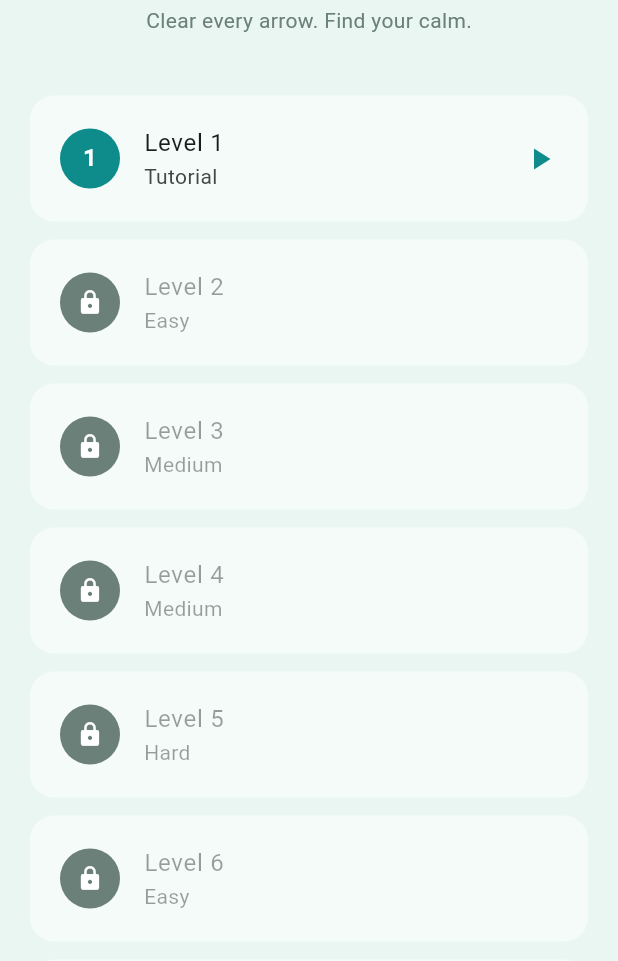
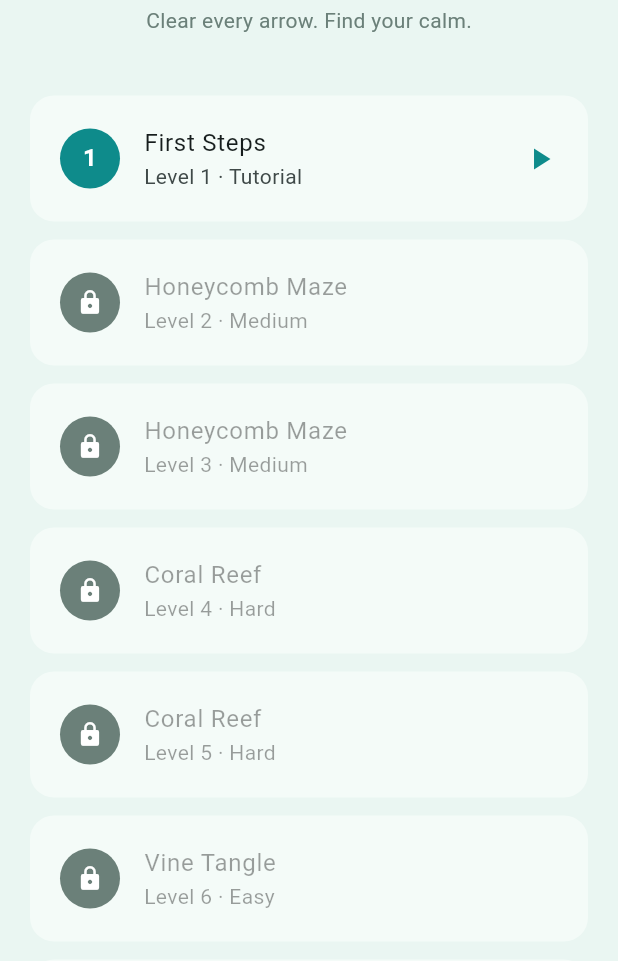
Before and after one commit to faria-islam-mily/Arrows_pro, a Flutter app: the screen it shows after launch, after a tap on the "card giftcard" icon, on a phone screen of 412 x 824 dp, the part 275-1236 px from its top. Run offline on Flutter 3.47's test engine with Material 3 defaults, Android fonts, the phone set to English and light mode, and no system bars; our stand-ins replace audioplayers, shared_preferences.

Commit message:
Fun object shapes, bigger boards, and themed level names
- Add real-world silhouettes: cat, smiley, ghost, crown, tree, house,
  mushroom, umbrella, rocket, bell, sailboat, car, big heart, star,
  hourglass, hexagon, double diamond, big diamond, 14x14 board.
- New "huge" size tier; difficulty/size curve grows bigger & harder sooner
  (more arrows, more dependency chains).
- Themed level names (Labyrinth, Spider Web, Dragon Spine ... Entropy) shown
  on the game screen + home list, escalating across the 100-level pack.

Co-Authored-By: Claude Opus 4.8 (1M context) <noreply@anthropic.com>

```diff
--- /dev/null
+++ b/lib/data/level_titles.dart
@@ -0,0 +1,36 @@
+/// Evocative names for levels, ordered roughly easy → brutal. `levelTitle`
+/// maps a level number across the whole pack so early levels get the tamer
+/// organic/geometric names and the final levels hit the "Extreme" ones.
+const List<String> kLevelTitles = [
+  // Organic / gentle
+  'Honeycomb Maze', 'Coral Reef', 'Vine Tangle', 'Root Network',
+  'Mushroom Colony', 'Tree of Life', 'Crystal Cave', 'Thorn Crown',
+  'Ant Colony', 'Spider Nest',
+  // Geometric
+  'Double Diamond', 'Hex Nexus', 'Radial Grid', 'Octagonal Web',
+  'Triple Spiral', 'Interlocking Rings', 'Penrose Loop', 'Mobius Ring',
+  'Sierpinski Triangle', 'Fractal Tree',
+  // Technology
+  'Circuit Board', 'Processor Core', 'Data Cluster', 'Network Mesh',
+  'Logic Matrix', 'Server Rack', 'Mainframe', 'Quantum Grid',
+  'Binary Nexus', 'Hypercube',
+  // Expert
+  'Labyrinth', 'Spider Web', 'Infinity Loop', 'Double Helix', 'Nexus',
+  'Hive', 'Hourglass', 'Fracture', 'Constellation', 'Gridlock',
+  // Master
+  'Dragon Spine', 'Quantum Maze', 'Neural Network', 'Black Hole',
+  'Singularity', 'Crystal Matrix', 'Iron Fortress', 'Tangled Roots',
+  'Obsidian Crown', 'Phantom Circuit',
+  // Extreme
+  'Chaos Engine', 'Leviathan', 'Hydra', 'The Citadel', 'Eclipse',
+  'The Core', 'Cataclysm', 'The Archive', 'Pandora', 'Entropy',
+];
+
+/// A themed name for level [n] (1-based), spread across [total] levels so the
+/// difficulty of the name tracks progress. Level 1 is the gentle intro.
+String levelTitle(int n, {int total = 100}) {
+  if (n <= 1) return 'First Steps';
+  final span = total - 1; // levels 2..total map across the list
+  final idx = ((n - 2) * kLevelTitles.length) ~/ (span < 1 ? 1 : span);
+  return kLevelTitles[idx.clamp(0, kLevelTitles.length - 1)];
+}
--- a/lib/data/levels.dart
+++ b/lib/data/levels.dart
@@ -32,16 +32,16 @@ int _block(int n) => (n - 1) ~/ 5; // 0,1,2,... which block of five
 String _difficultyFor(int n) {
   if (n == 1) return 'Tutorial';
   const ladder = ['Easy', 'Medium', 'Hard', 'Expert'];
-  const within = [0, 0, 1, 1, 2]; // Easy,Easy,Medium,Medium,Hard inside a block
-  final drift = _block(n) ~/ 3; // bump the whole block up a notch every 3 blocks
+  const within = [0, 1, 1, 2, 2]; // Easy,Medium,Medium,Hard,Hard inside a block
+  final drift = _block(n) ~/ 2; // bump the whole block up a notch every 2 blocks
   return ladder[(within[_pos(n)] + drift).clamp(0, ladder.length - 1)];
 }
 
 /// Size tier (0 tiny .. 3 big) for level n: grows within a block to a big peak
 /// on the 5th level, resets, and drifts up slowly over the run.
 int _tierFor(int n) {
-  const within = [0, 1, 1, 2, 3]; // tiny, small, small, medium, BIG peak
-  final drift = _block(n) ~/ 3;
+  const within = [1, 1, 2, 3, 3]; // small, small, medium, big, BIG peak
+  final drift = _block(n) ~/ 2;
   return (within[_pos(n)] + drift).clamp(0, Shapes.tiers.length - 1);
 }
 
--- a/lib/screens/home_screen.dart
+++ b/lib/screens/home_screen.dart
@@ -1,5 +1,6 @@
 import 'package:flutter/material.dart';
 
+import '../data/level_titles.dart';
 import '../data/levels.dart';
 import '../state/app_scope.dart';
 import '../widgets/daily_reward_sheet.dart';
@@ -120,8 +121,8 @@ class _HomeScreenState extends State<HomeScreen> {
                             : const Icon(Icons.lock,
                                 size: 18, color: Colors.white),
                       ),
-                      title: Text('Level ${level.number}'),
-                      subtitle: Text(level.difficulty),
+                      title: Text(levelTitle(level.number)),
+                      subtitle: Text('Level ${level.number} · ${level.difficulty}'),
                       trailing: unlocked
                           ? (stars > 0
                               ? _Stars(stars: stars)
```
Also changed, not shown: lib/data/shapes.dart (+144 -2 lines), lib/screens/game_screen.dart (+10 -3 lines).
